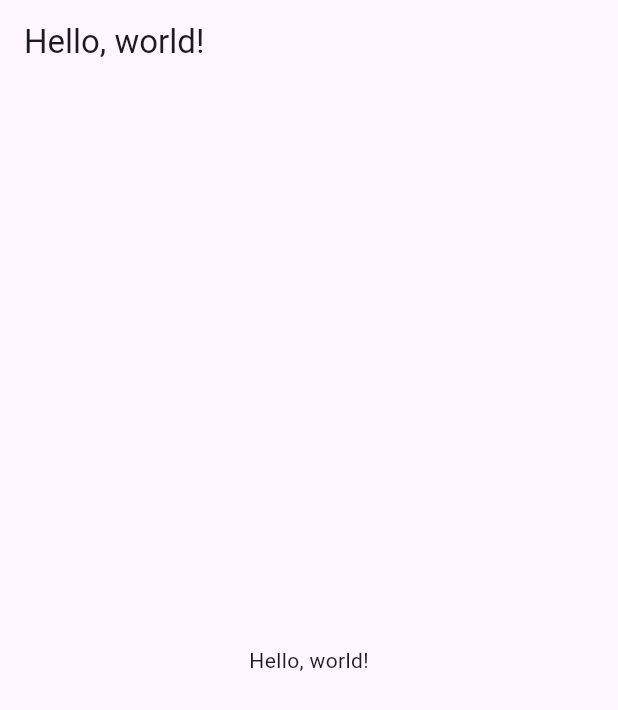
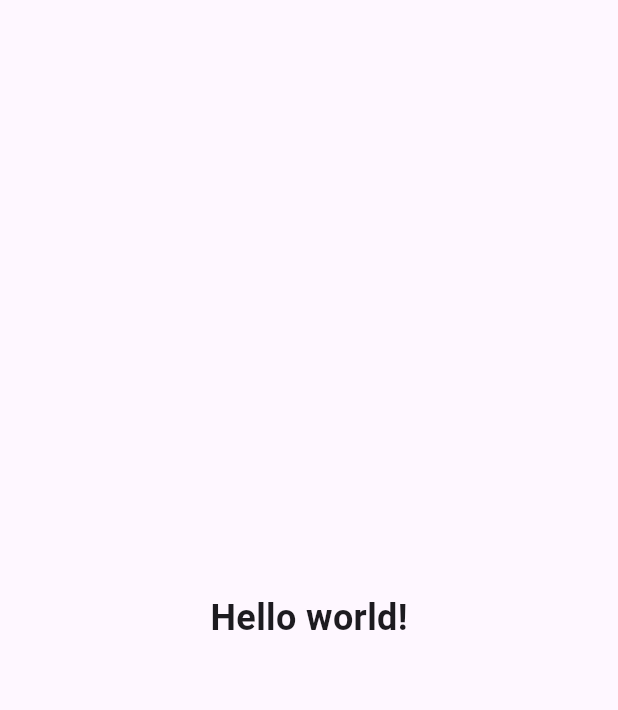
Before and after one commit to lluuvvii/flutter-dicoding, a Flutter app: the screen it shows after launch, on a phone screen of 412 x 824 dp. Shown: the top 710 px of the screen. Run offline on Flutter 3.47's test engine with Material 3 defaults, Android fonts, the phone set to English and light mode, and no system bars.

Commit message:
update text

```diff
--- a/lib/main.dart
+++ b/lib/main.dart
@@ -1,8 +1,6 @@
 import 'package:flutter/material.dart';
 
-void main() {
-  runApp(MyApp());
-}
+void main() => runApp(MyApp());
 
 class MyApp extends StatelessWidget {
   @override
@@ -12,14 +10,30 @@ class MyApp extends StatelessWidget {
       theme: ThemeData(
         primarySwatch: Colors.blue,
       ),
-      home: Scaffold(
-        appBar: AppBar(
-          title: Text('Hello, world!'),
-        ),
+      home: const Scaffold(
         body: Center(
-          child: Text('Hello, world!'),
+          child: Heading( // mengubah widget Text
+            text:"Hello world!",
+          ),
         ),
       ),
     );
   }
 }
+
+class Heading extends StatelessWidget {
+  final String text;
+
+  const Heading({Key? key, required this.text}) : super(key: key);
+
+  @override
+  Widget build(BuildContext context){
+    return Text(
+      text,
+      style: const TextStyle(
+        fontSize: 24.0,
+        fontWeight: FontWeight.bold,
+      ),
+    );
+  }
+}
```
